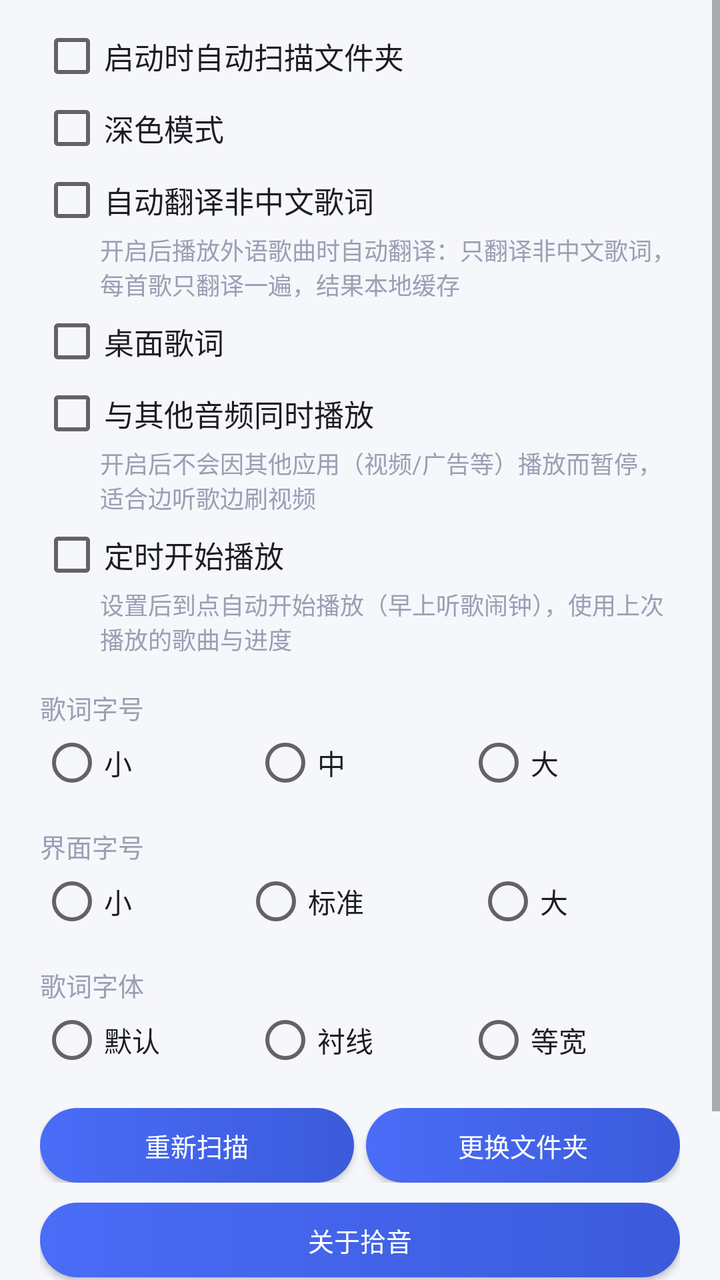
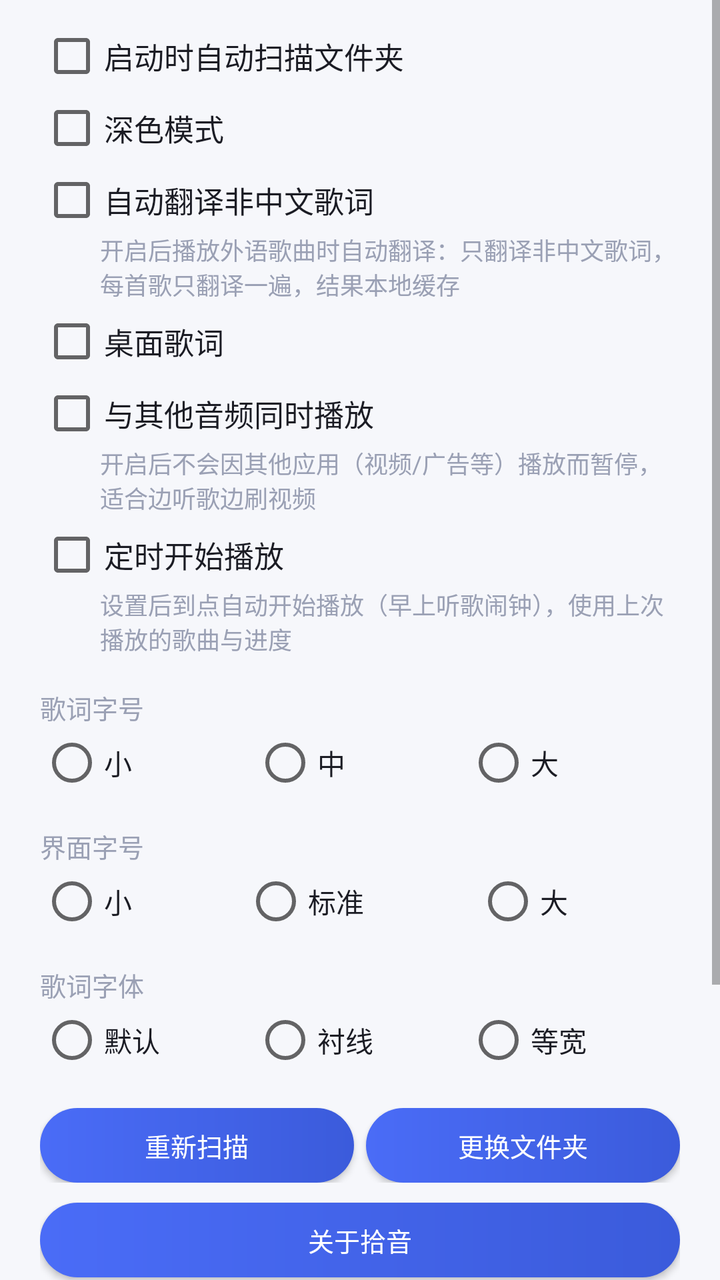

Screens rendered from an Android XML layout before and after an edit, with the pre-edit source and the edit as a unified diff.
<!-- AndroidManifest.xml: application theme Theme.SubtitlePlayer -->
<!-- res/layout/settings_dialog.xml -->
<?xml version="1.0" encoding="utf-8"?>
<ScrollView xmlns:android="http://schemas.android.com/apk/res/android"
    android:layout_width="match_parent"
    android:layout_height="wrap_content">

    <LinearLayout
        android:layout_width="match_parent"
        android:layout_height="wrap_content"
        android:orientation="vertical"
        android:paddingStart="20dp"
        android:paddingEnd="20dp"
        android:paddingTop="12dp"
        android:paddingBottom="4dp">

        <CheckBox
            android:id="@+id/chkAutoScan"
            android:layout_width="match_parent"
            android:layout_height="wrap_content"
            android:text="@string/auto_scan"
            android:textColor="@color/text_primary"
            android:textSize="15sp" />

        <CheckBox
            android:id="@+id/chkDark"
            android:layout_width="match_parent"
            android:layout_height="wrap_content"
            android:layout_marginTop="4dp"
            android:text="@string/dark_mode"
            android:textColor="@color/text_primary"
            android:textSize="15sp" />

        <CheckBox
            android:id="@+id/chkAutoTrans"
            android:layout_width="match_parent"
            android:layout_height="wrap_content"
            android:layout_marginTop="4dp"
            android:text="@string/auto_trans"
            android:textColor="@color/text_primary"
            android:textSize="15sp" />

        <TextView
            android:layout_width="match_parent"
            android:layout_height="wrap_content"
            android:layout_marginStart="30dp"
            android:text="@string/auto_trans_hint"
            android:textColor="@color/text_hint"
            android:textSize="12sp" />

        <CheckBox
            android:id="@+id/chkDesktopLyrics"
            android:layout_width="match_parent"
            android:layout_height="wrap_content"
            android:layout_marginTop="4dp"
            android:text="@string/desktop_lyrics_label"
            android:textColor="@color/text_primary"
            android:textSize="15sp" />

        <LinearLayout
            android:id="@+id/lyricsGroup"
            android:layout_width="match_parent"
            android:layout_height="wrap_content"
            android:layout_marginStart="30dp"
            android:orientation="vertical"
            android:visibility="gone">

            <TextView
                android:layout_width="match_parent"
                android:layout_height="wrap_content"
                android:layout_marginTop="8dp"
                android:text="@string/desktop_lyrics_size_label"
                android:textColor="@color/text_hint"
                android:textSize="13sp" />

            <RadioGroup
                android:id="@+id/rgDesktopSize"
                android:layout_width="match_parent"
                android:layout_height="wrap_content"
                android:orientation="horizontal">

                <RadioButton
                    android:id="@+id/rbDesktopSizeS"
                    android:layout_width="wrap_content"
                    android:layout_height="wrap_content"
                    android:layout_weight="1"
                    android:tag="0"
                    android:text="@string/size_small"
                    android:textColor="@color/text_primary" />

                <RadioButton
                    android:id="@+id/rbDesktopSizeM"
                    android:layout_width="wrap_content"
                    android:layout_height="wrap_content"
                    android:layout_weight="1"
                    android:tag="1"
                    android:text="@string/size_medium"
                    android:textColor="@color/text_primary" />

                <RadioButton
                    android:id="@+id/rbDesktopSizeL"
                    android:layout_width="wrap_content"
                    android:layout_height="wrap_content"
                    android:layout_weight="1"
                    android:tag="2"
                    android:text="@string/size_large"
                    android:textColor="@color/text_primary" />
            </RadioGroup>

            <TextView
                android:layout_width="match_parent"
                android:layout_height="wrap_content"
                android:layout_marginTop="8dp"
                android:text="@string/desktop_lyrics_alpha_label"
                android:textColor="@color/text_hint"
                android:textSize="13sp" />

            <RadioGroup
                android:id="@+id/rgDesktopAlpha"
                android:layout_width="match_parent"
                android:layout_height="wrap_content"
                android:orientation="horizontal">

                <RadioButton
                    android:id="@+id/rbDesktopAlpha0"
                    android:layout_width="wrap_content"
                    android:layout_height="wrap_content"
                    android:layout_weight="1"
                    android:tag="0"
                    android:text="@string/desktop_lyrics_alpha_0"
                    android:textColor="@color/text_primary" />

                <RadioButton
                    android:id="@+id/rbDesktopAlpha1"
                    android:layout_width="wrap_content"
                    android:layout_height="wrap_content"
                    android:layout_weight="1"
                    android:tag="1"
                    android:text="@string/desktop_lyrics_alpha_1"
                    android:textColor="@color/text_primary" />

                <RadioButton
                    android:id="@+id/rbDesktopAlpha2"
                    android:layout_width="wrap_content"
                    android:layout_height="wrap_content"
                    android:layout_weight="1"
                    android:tag="2"
                    android:text="@string/desktop_lyrics_alpha_2"
                    android:textColor="@color/text_primary" />
            </RadioGroup>

            <CheckBox
                android:id="@+id/chkLyricsLocked"
                android:layout_width="match_parent"
                android:layout_height="wrap_content"
                android:layout_marginTop="4dp"
                android:text="@string/desktop_lyrics_locked"
                android:textColor="@color/text_primary"
                android:textSize="14sp" />
        </LinearLayout>

        <CheckBox
            android:id="@+id/chkMixAudio"
            android:layout_width="match_parent"
            android:layout_height="wrap_content"
            android:layout_marginTop="4dp"
            android:text="@string/mix_audio_label"
            android:textColor="@color/text_primary"
            android:textSize="15sp" />

        <TextView
            android:layout_width="match_parent"
            android:layout_height="wrap_content"
            android:layout_marginStart="30dp"
            android:text="@string/mix_audio_hint"
            android:textColor="@color/text_hint"
            android:textSize="12sp" />

        <CheckBox
            android:id="@+id/chkAlarmPlay"
            android:layout_width="match_parent"
            android:layout_height="wrap_content"
            android:layout_marginTop="4dp"
            android:text="@string/alarm_play"
            android:textColor="@color/text_primary"
            android:textSize="15sp" />

        <TextView
            android:layout_width="match_parent"
            android:layout_height="wrap_content"
            android:layout_marginStart="30dp"
            android:text="@string/alarm_play_hint"
            android:textColor="@color/text_hint"
            android:textSize="12sp" />

        <TextView
            android:layout_width="match_parent"
            android:layout_height="wrap_content"
            android:layout_marginTop="16dp"
            android:text="@string/lyric_size_label"
            android:textColor="@color/text_hint"
            android:textSize="13sp" />

        <RadioGroup
            android:id="@+id/rgLyricSize"
            android:layout_width="match_parent"
            android:layout_height="wrap_content"
            android:layout_marginTop="2dp"
            android:orientation="horizontal">

            <RadioButton
                android:id="@+id/rbLyricSmall"
                android:layout_width="wrap_content"
                android:layout_height="wrap_content"
                android:layout_weight="1"
                android:tag="15"
                android:text="@string/size_small"
                android:textColor="@color/text_primary" />

            <RadioButton
                android:id="@+id/rbLyricMid"
                android:layout_width="wrap_content"
                android:layout_height="wrap_content"
                android:layout_weight="1"
                android:tag="18"
                android:text="@string/size_medium"
                android:textColor="@color/text_primary" />

            <RadioButton
                android:id="@+id/rbLyricLarge"
                android:layout_width="wrap_content"
                android:layout_height="wrap_content"
                android:layout_weight="1"
                android:tag="22"
                android:text="@string/size_large"
                android:textColor="@color/text_primary" />
        </RadioGroup>

        <TextView
            android:layout_width="match_parent"
            android:layout_height="wrap_content"
            android:layout_marginTop="16dp"
            android:text="@string/ui_size_label"
            android:textColor="@color/text_hint"
            android:textSize="13sp" />

        <RadioGroup
            android:id="@+id/rgUiSize"
            android:layout_width="match_parent"
            android:layout_height="wrap_content"
            android:layout_marginTop="2dp"
            android:orientation="horizontal">

            <RadioButton
                android:id="@+id/rbUiSmall"
                android:layout_width="wrap_content"
                android:layout_height="wrap_content"
                android:layout_weight="1"
                android:tag="13"
                android:text="@string/size_small"
                android:textColor="@color/text_primary" />

            <RadioButton
                android:id="@+id/rbUiStd"
                android:layout_width="wrap_content"
                android:layout_height="wrap_content"
                android:layout_weight="1"
                android:tag="15"
                android:text="@string/size_standard"
                android:textColor="@color/text_primary" />

            <RadioButton
                android:id="@+id/rbUiLarge"
                android:layout_width="wrap_content"
                android:layout_height="wrap_content"
                android:layout_weight="1"
                android:tag="17"
                android:text="@string/size_large"
                android:textColor="@color/text_primary" />
        </RadioGroup>

        <TextView
            android:layout_width="match_parent"
            android:layout_height="wrap_content"
            android:layout_marginTop="16dp"
            android:text="@string/lyric_font_label"
            android:textColor="@color/text_hint"
            android:textSize="13sp" />

        <RadioGroup
            android:id="@+id/rgFont"
            android:layout_width="match_parent"
            android:layout_height="wrap_content"
            android:layout_marginTop="2dp"
            android:orientation="horizontal">

            <RadioButton
                android:id="@+id/rbFontDefault"
                android:layout_width="wrap_content"
                android:layout_height="wrap_content"
                android:layout_weight="1"
                android:tag="0"
                android:text="@string/font_default"
                android:textColor="@color/text_primary" />

            <RadioButton
                android:id="@+id/rbFontSerif"
                android:layout_width="wrap_content"
                android:layout_height="wrap_content"
                android:layout_weight="1"
                android:tag="1"
                android:text="@string/font_serif"
                android:textColor="@color/text_primary" />

            <RadioButton
                android:id="@+id/rbFontMono"
                android:layout_width="wrap_content"
                android:layout_height="wrap_content"
                android:layout_weight="1"
                android:tag="2"
                android:text="@string/font_mono"
                android:textColor="@color/text_primary" />
        </RadioGroup>

        <LinearLayout
            android:layout_width="match_parent"
            android:layout_height="wrap_content"
            android:layout_marginTop="18dp"
            android:orientation="horizontal">

            <Button
                android:id="@+id/btnRescanNow"
                style="@style/BtnStyle"
                android:layout_width="0dp"
                android:layout_height="wrap_content"
                android:layout_marginEnd="6dp"
                android:layout_weight="1"
                android:text="@string/rescan" />

            <Button
                android:id="@+id/btnChangeFolder"
                style="@style/BtnStyle"
                android:layout_width="0dp"
                android:layout_height="wrap_content"
                android:layout_weight="1"
                android:text="@string/change_folder" />
        </LinearLayout>

        <Button
            android:id="@+id/btnAbout"
            style="@style/BtnStyle"
            android:layout_width="match_parent"
            android:layout_height="wrap_content"
            android:layout_marginTop="10dp"
            android:text="@string/about" />

        <Button
            android:id="@+id/btnTransSettings"
            style="@style/BtnStyle"
            android:layout_width="match_parent"
            android:layout_height="wrap_content"
            android:layout_marginTop="10dp"
            android:text="@string/trans_settings" />

        <Button
            android:id="@+id/btnEqSettings"
            style="@style/BtnStyle"
            android:layout_width="match_parent"
            android:layout_height="wrap_content"
            android:layout_marginTop="10dp"
            android:text="@string/eq_entry" />

    </LinearLayout>
</ScrollView>
<!-- resources referenced by this layout -->
<resources>
  <color name="text_hint">#9AA0B4</color>
  <color name="text_primary">#1B1C24</color>
  <string name="about">关于拾音</string>
  <string name="alarm_play">定时开始播放</string>
  <string name="alarm_play_hint">设置后到点自动开始播放（早上听歌闹钟），使用上次播放的歌曲与进度</string>
  <string name="auto_scan">启动时自动扫描文件夹</string>
  <string name="auto_trans">自动翻译非中文歌词</string>
  <string name="auto_trans_hint">开启后播放外语歌曲时自动翻译：只翻译非中文歌词，每首歌只翻译一遍，结果本地缓存</string>
  <string name="change_folder">更换文件夹</string>
  <string name="dark_mode">深色模式</string>
  <string name="desktop_lyrics_alpha_0">不透明</string>
  <string name="desktop_lyrics_alpha_1">半透明</string>
  <string name="desktop_lyrics_alpha_2">更透明</string>
  <string name="desktop_lyrics_alpha_label">背景透明度</string>
  <string name="desktop_lyrics_label">桌面歌词</string>
  <string name="desktop_lyrics_locked">锁定位置（不可拖动）</string>
  <string name="desktop_lyrics_size_label">歌词字号</string>
  <string name="eq_entry">音效</string>
  <string name="font_default">默认</string>
  <string name="font_mono">等宽</string>
  <string name="font_serif">衬线</string>
  <string name="lyric_font_label">歌词字体</string>
  <string name="lyric_size_label">歌词字号</string>
  <string name="mix_audio_hint">开启后不会因其他应用（视频/广告等）播放而暂停，适合边听歌边刷视频</string>
  <string name="mix_audio_label">与其他音频同时播放</string>
  <string name="rescan">重新扫描</string>
  <string name="size_large">大</string>
  <string name="size_medium">中</string>
  <string name="size_small">小</string>
  <string name="size_standard">标准</string>
  <string name="trans_settings">翻译设置</string>
  <string name="ui_size_label">界面字号</string>
  <style name="BtnStyle" parent="Widget.AppCompat.Button">
          <item name="android:background">@drawable/bg_button</item>
          <item name="android:textColor">@color/white</item>
          <item name="android:textAllCaps">false</item>
          <item name="android:textSize">13sp</item>
          <item name="android:minHeight">0dp</item>
          <item name="android:minWidth">0dp</item>
          <item name="android:insetTop">0dp</item>
          <item name="android:insetBottom">0dp</item>
          <item name="android:paddingTop">9dp</item>
          <item name="android:paddingBottom">9dp</item>
          <item name="android:paddingStart">10dp</item>
          <item name="android:paddingEnd">10dp</item>
      </style>
  <style name="Theme.SubtitlePlayer" parent="Theme.AppCompat.DayNight.NoActionBar">
          <item name="android:windowBackground">@color/bg</item>
          <item name="android:statusBarColor">@color/bg</item>
          <item name="android:navigationBarColor">@color/bg</item>
      </style>
  <!-- drawable bg_button (drawable) -->
  <?xml version="1.0" encoding="utf-8"?>
  <shape xmlns:android="http://schemas.android.com/apk/res/android"
      android:shape="rectangle">
      <corners android:radius="22dp" />
      <gradient
          android:angle="0"
          android:endColor="@color/accent_dark"
          android:startColor="@color/accent" />
  </shape>
  <color name="white">#FFFFFF</color>
  <color name="bg">#F6F7FB</color>
  <color name="accent_dark">#3B5BDB</color>
  <color name="accent">#4A6CF7</color>
</resources>

<!-- the commit's change to res/layout/settings_dialog.xml (unified diff, before → after) -->
@@ -368,5 +368,21 @@
             android:layout_marginTop="10dp"
             android:text="@string/eq_entry" />
 
+        <Button
+            android:id="@+id/btnAccentSettings"
+            style="@style/BtnStyle"
+            android:layout_width="match_parent"
+            android:layout_height="wrap_content"
+            android:layout_marginTop="10dp"
+            android:text="@string/accent_title" />
+
+        <Button
+            android:id="@+id/btnBgSettings"
+            style="@style/BtnStyle"
+            android:layout_width="match_parent"
+            android:layout_height="wrap_content"
+            android:layout_marginTop="10dp"
+            android:text="@string/bg_title" />
+
     </LinearLayout>
 </ScrollView>
<!-- resource entries referenced after the edit -->
@@ -3,11 +3,13 @@
   <color name="text_hint">#9AA0B4</color>
   <color name="text_primary">#1B1C24</color>
   <string name="about">关于拾音</string>
+  <string name="accent_title">主题色</string>
   <string name="alarm_play">定时开始播放</string>
   <string name="alarm_play_hint">设置后到点自动开始播放（早上听歌闹钟），使用上次播放的歌曲与进度</string>
   <string name="auto_scan">启动时自动扫描文件夹</string>
   <string name="auto_trans">自动翻译非中文歌词</string>
   <string name="auto_trans_hint">开启后播放外语歌曲时自动翻译：只翻译非中文歌词，每首歌只翻译一遍，结果本地缓存</string>
+  <string name="bg_title">背景图</string>
   <string name="change_folder">更换文件夹</string>
   <string name="dark_mode">深色模式</string>
   <string name="desktop_lyrics_alpha_0">不透明</string>
